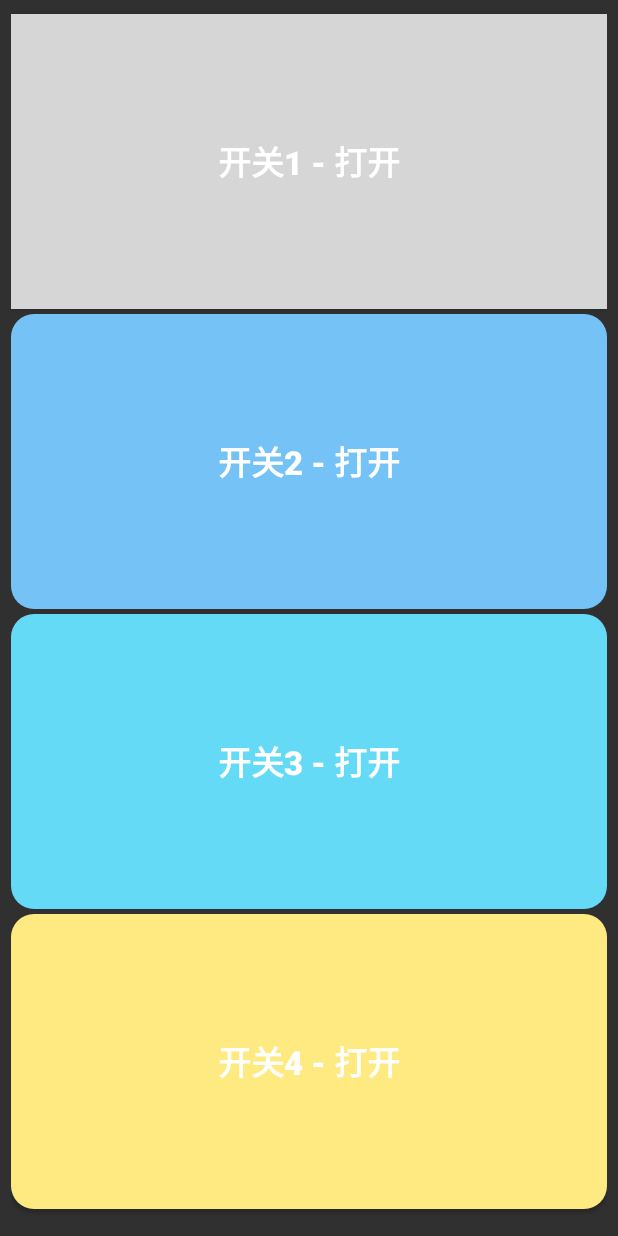
After one commit to Asimok/dorm_light, an Android app: the layout activity_light.xml on its own in the app's theme, with its tools: preview values and no code run, on a phone screen of 412 x 824 dp. The commit adds this screen. Run offline under Robolectric (Android 15) with nearby library versions, the phone set to English and light mode, and no system bars.

Commit message:
向波毕设第一次修改

```diff
--- a/app/build.gradle
+++ b/app/build.gradle
@@ -24,16 +24,18 @@ android {
 
 dependencies {
     implementation fileTree(dir: "libs", include: ["*.jar"])
+    implementation 'com.android.support.constraint:constraint-layout:2.0.1'
 
     testImplementation 'junit:junit:4.12'
     androidTestImplementation 'com.android.support.test:runner:1.0.2'
     androidTestImplementation 'com.android.support.test.espresso:espresso-core:3.0.2'
     //noinspection GradleCompatible
     implementation 'com.android.support:appcompat-v7:28.0.0'
+    //noinspection GradleCompatible
+    implementation 'com.android.support:support-v4:28.0.0'
+
     implementation 'org.eclipse.paho:org.eclipse.paho.android.service:1.1.1'
     implementation 'org.eclipse.paho:org.eclipse.paho.client.mqttv3:1.1.1'
-    //noinspection GradleCompatible
-    implementation 'com.android.support:support-v4:28.0.0'
     implementation 'com.flyco.dialog:FlycoDialog_Lib:1.3.2@aar'
     implementation 'com.squareup.picasso:picasso:2.5.2'
 
--- a/app/src/main/java/com/example/dorm_light/MQTTService.java
+++ b/app/src/main/java/com/example/dorm_light/MQTTService.java
@@ -22,14 +22,13 @@ import org.json.JSONException;
 public class MQTTService extends Service {
 
     public static final String TAG = "MQTTService";
-
     private static MqttAndroidClient client;
     private static final String myTopic = "dorm";      //要订阅的主题
     private MqttConnectOptions conOpt;
-    private final String host = "tcp://{ip}:1883";  //eg. tcp://192.168.1.1:1883
+    private final String host = "tcp://39.96.68.13:1883";  //eg. tcp://192.168.1.1:1883
     private final String userName = "admin";
     private final String passWord = "public";
-    private final String clientId = "4B208_" + System.currentTimeMillis();//客户端标识
+    private final String clientId = "xiangbo_" + System.currentTimeMillis();//客户端标识
     private IGetMessageCallBack IGetMessageCallBack;
     // MQTT是否连接成功
     private IMqttActionListener iMqttActionListener = new IMqttActionListener() {
--- a/app/src/main/java/com/example/dorm_light/MainActivity.java
+++ b/app/src/main/java/com/example/dorm_light/MainActivity.java
@@ -30,7 +30,6 @@ import static com.example.dorm_light.code.restart_code;
 
 public class MainActivity extends AppCompatActivity implements IGetMessageCallBack {
 
-
     private Button openLeft_button, openRight_button, closeRight_button, closeLeft_button;
     private TextView temp_tv, humi_tv, setLeft_tv, setRight_tv;
     private LinearLayout get_dht11_lv, restart;
@@ -50,10 +49,8 @@ public class MainActivity extends AppCompatActivity implements IGetMessageCallBa
         getWindow().setFlags(WindowManager.LayoutParams.FLAG_FULLSCREEN,
                 WindowManager.LayoutParams.FLAG_FULLSCREEN);
 
-
         super.onCreate(savedInstanceState);
         setContentView(R.layout.main_land);
-
 
         openLeft_button = findViewById(R.id.openLeft_id);
         openRight_button = findViewById(R.id.openRight_id);
@@ -68,6 +65,7 @@ public class MainActivity extends AppCompatActivity implements IGetMessageCallBa
 
         serviceConnection = new MyServiceConnection();
         serviceConnection.setIGetMessageCallBack(MainActivity.this);
+
         //用Intent方式创建并启用Service
         Intent intent = new Intent(this, MQTTService.class);
         bindService(intent, serviceConnection, Context.BIND_AUTO_CREATE);
@@ -110,7 +108,6 @@ public class MainActivity extends AppCompatActivity implements IGetMessageCallBa
                 //按返回键能不能退出
                 adDialog.setCancelable(true);
                 adDialog.show();
-
 
             }
         });
@@ -168,7 +165,6 @@ public class MainActivity extends AppCompatActivity implements IGetMessageCallBa
             Log.d("aaa", humi);
             temp_tv.setText(temp + "°C");
             humi_tv.setText(humi + " %");
-
         }
         if (message.contains("servo")) {
             Log.d("aaa", "解析指令servo");
--- /dev/null
+++ b/app/src/main/res/layout/activity_light.xml
@@ -0,0 +1,62 @@
+<?xml version="1.0" encoding="utf-8"?>
+<LinearLayout xmlns:android="http://schemas.android.com/apk/res/android"
+    xmlns:tools="http://schemas.android.com/tools"
+    android:layout_width="match_parent"
+    android:layout_height="match_parent"
+    android:layout_margin="7dp"
+    android:orientation="vertical"
+    android:paddingBottom="5dp"
+    android:weightSum="4"
+    tools:context=".lightActivity">
+
+    <Button
+        android:id="@+id/light0"
+        android:layout_width="match_parent"
+        android:layout_height="0dp"
+        android:layout_marginTop="2dp"
+        android:layout_marginBottom="2dp"
+        android:layout_weight="1"
+        android:background="@drawable/open_left_btn"
+        android:text="开关1 - 打开"
+        android:textSize="22sp"
+        android:textStyle="bold"
+
+        />
+
+    <Button
+        android:id="@+id/light1"
+        android:layout_width="match_parent"
+        android:layout_height="0dp"
+        android:layout_marginTop="1dp"
+        android:layout_marginBottom="2dp"
+        android:layout_weight="1"
+        android:background="@drawable/close_left_btn"
+        android:text="开关2 - 打开"
+        android:textSize="22sp"
+        android:textStyle="bold" />
+
+    <Button
+        android:id="@+id/light2"
+        android:layout_width="match_parent"
+        android:layout_height="0dp"
+        android:layout_marginTop="1dp"
+        android:layout_marginBottom="2dp"
+        android:layout_weight="1"
+        android:background="@drawable/open_right_btn"
+        android:text="开关3 - 打开"
+        android:textSize="22sp"
+        android:textStyle="bold" />
+
+    <Button
+        android:id="@+id/light3"
+        android:layout_width="match_parent"
+        android:layout_height="0dp"
+        android:layout_marginTop="1dp"
+        android:layout_marginBottom="5dp"
+        android:layout_weight="1"
+        android:background="@drawable/close_right_btn"
+        android:text="开关4 - 打开"
+        android:textSize="22sp"
+        android:textStyle="bold" />
+
+</LinearLayout>
```
Also changed, not shown: app/src/main/AndroidManifest.xml (+6 -3 lines), app/src/main/java/com/example/dorm_light/lightActivity.java (added, +138 -0 lines), app/src/main/java/com/example/dorm_light/light_code.java (added, +18 -0 lines), app/src/main/java/com/example/dorm_light/测试数据.txt (added, +7 -0 lines), app/src/main/res/drawable/b1.xml (deleted, +0 -18 lines), app/src/main/res/drawable-v24/close_left_btn.xml (renamed from app/src/main/res/drawable/close_left_btn.xml), 2 other files.
